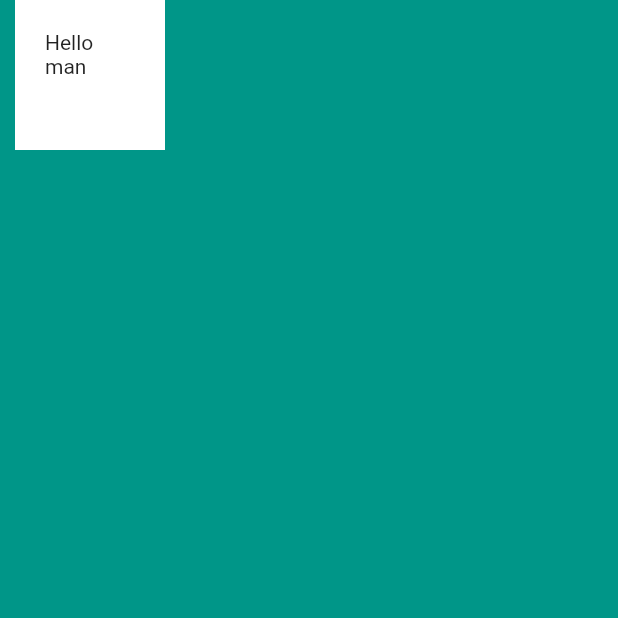
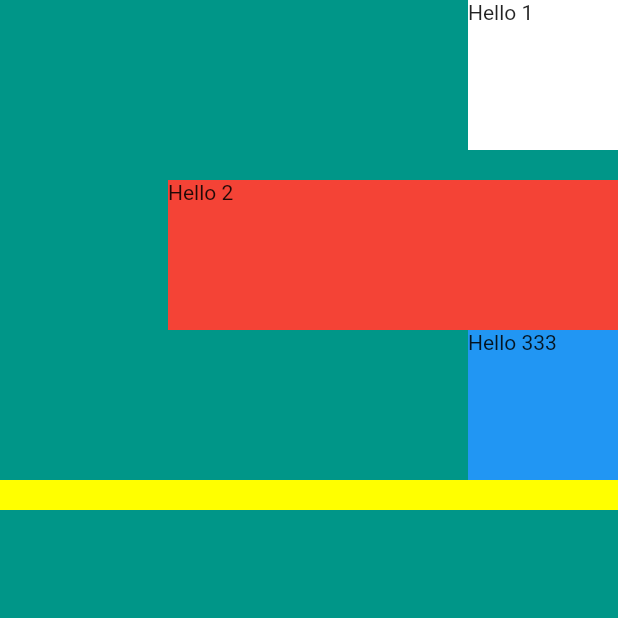
Before and after one commit to vii9/ft-rich-appi, a Flutter app: the screen it shows after launch, on a phone screen of 412 x 824 dp, the top half of it. Run offline on Flutter 3.47's test engine with Material 2 defaults, Android fonts, the phone set to English and light mode, and no system bars.

Commit message:
row and colmun

```diff
--- a/lib/main.dart
+++ b/lib/main.dart
@@ -1,4 +1,5 @@
 import 'package:flutter/material.dart';
+import 'package:flutter/widgets.dart';
 
 // https://scontent.fsgn2-6.fna.fbcdn.net/v/t39.30808-6/277529457_1382426902278271_8985568862916575328_n.jpg?_nc_cat=110&ccb=1-5&_nc_sid=8bfeb9&_nc_ohc=l1Pc2mnJfbcAX88ffiB&tn=eGDGYlMCisCzmegM&_nc_ht=scontent.fsgn2-6.fna&oh=00_AT8ZaWH5qxEXvWk-AigOo4N_P4HmDGd-T7N3NTl5dwf1wg&oe=6249C30E
 void main() {
@@ -14,17 +15,45 @@ class MyApp extends StatelessWidget {
       home: Scaffold(
         backgroundColor: Colors.teal,
         body: SafeArea(
-          child: Container(
-            width: 100,
-            height: 100,
-            color: Colors.white,
-            // margin: EdgeInsets.symmetric(vertical: 50, horizontal: 10),
-            // margin: EdgeInsets.fromLTRB(30.0, 10.0, 50.0, 20.0),
-            margin: EdgeInsets.only(left: 10.0),
-            padding: EdgeInsets.all(20.0),
-            child: Text('Hello man'),
-          ),
-        ),
+            child: Column(
+          mainAxisSize: MainAxisSize.min,
+          crossAxisAlignment: CrossAxisAlignment.end,
+          children: <Widget>[
+            Container(
+              width: 100.0,
+              height: 100.0,
+              color: Colors.white,
+              // margin: EdgeInsets.symmetric(vertical: 50, horizontal: 10),
+              // margin: EdgeInsets.fromLTRB(30.0, 10.0, 50.0, 20.0),
+              child: Text('Hello 1'),
+            ),
+            SizedBox(
+              // #dnthanh#this is space
+              height: 20.0,
+            ),
+            Container(
+              width: 300.0,
+              height: 100.0,
+              color: Colors.red,
+              // margin: EdgeInsets.symmetric(vertical: 50, horizontal: 10),
+              // margin: EdgeInsets.fromLTRB(30.0, 10.0, 50.0, 20.0),
+              child: Text('Hello 2'),
+            ),
+            Container(
+              width: 100.0,
+              height: 100.0,
+              color: Colors.blue,
+              // margin: EdgeInsets.symmetric(vertical: 50, horizontal: 10),
+              // margin: EdgeInsets.fromLTRB(30.0, 10.0, 50.0, 20.0),
+              child: Text('Hello 333'),
+            ),
+            Container(
+              width: double.infinity,
+              height: 20.0,
+              color: Colors.yellowAccent,
+            )
+          ],
+        )),
       ),
     );
   }
```
